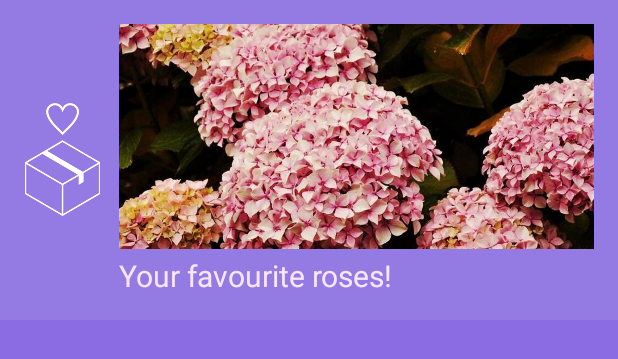
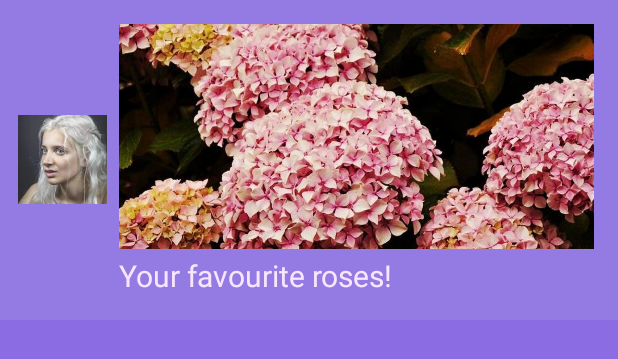
Before and after one commit to lsurvila/hack_cancer, an Android app: the layout layout_cheer.xml on its own in the app's theme, with its tools: preview values and no code run, on a phone screen of 412 x 824 dp. Shown: the top 359 px of the screen. Run offline under Robolectric (Android 15) with nearby library versions, the phone set to English and light mode, and no system bars.

Commit message:
- profile images

```diff
--- a/app/src/main/assets/cheers_response.json
+++ b/app/src/main/assets/cheers_response.json
@@ -1,7 +1,7 @@
 {
   cheers: [
     {
-      from_id: 3,
+      from_id: 4,
       to_id: 1,
       message_type: "freeText",
       message_text: "Just thinking of you."
@@ -19,7 +19,7 @@
       message_text: "Your favourite roses!"
     },
     {
-      from_id: 2,
+      from_id: 5,
       to_id: 1,
       message_type: "freeText",
       message_text: "Just thinking of you."
@@ -28,7 +28,7 @@
       from_id: 4,
       to_id: 1,
       message_type: "freeText",
-      message_text: "Just another message, stay strong Chris."
+      message_text: "Just another message, stay strong Darling."
     }
   ]
 }
--- a/app/src/main/java/co/hackcancer/hackcancer/CheersAdapter.java
+++ b/app/src/main/java/co/hackcancer/hackcancer/CheersAdapter.java
@@ -11,6 +11,7 @@ import android.widget.TextView;
 import java.util.ArrayList;
 import java.util.List;
 
+import co.hackcancer.hackcancer.network.ProfileImagesHolder;
 import co.hackcancer.hackcancer.network.response.Cheer;
 
 /**
@@ -56,14 +57,14 @@ public class CheersAdapter extends RecyclerView.Adapter<RecyclerView.ViewHolder>
                 CheerViewHolder textCheerViewHolder = (CheerViewHolder) viewHolder;
                 Cheer textCheer = getItem(position);
                 textCheerViewHolder.text.setText(textCheer.messageText);
-                textCheerViewHolder.profileImage.setImageResource(R.drawable.logo);
+                textCheerViewHolder.profileImage.setImageResource(ProfileImagesHolder.getInstance().getImage(textCheer.fromId));
                 textCheerViewHolder.image.setVisibility(View.GONE);
                 break;
             case VIEW_TYPE_IMAGE:
                 CheerViewHolder cheerViewHolder = (CheerViewHolder) viewHolder;
                 Cheer cheer = getItem(position);
                 cheerViewHolder.text.setText(cheer.messageText);
-                cheerViewHolder.profileImage.setImageResource(R.drawable.logo);
+                cheerViewHolder.profileImage.setImageResource(ProfileImagesHolder.getInstance().getImage(cheer.fromId));
                 cheerViewHolder.image.setImageResource(R.drawable.roses);
                 break;
         }
--- a/app/src/main/res/layout/layout_cheer.xml
+++ b/app/src/main/res/layout/layout_cheer.xml
@@ -14,8 +14,10 @@
         android:id="@+id/cheer_profile_image"
         android:layout_width="75dp"
         android:layout_height="75dp"
+        android:paddingLeft="8dp"
+        android:paddingRight="8dp"
         android:layout_gravity="center_vertical"
-        android:src="@drawable/logo" />
+        android:src="@drawable/profilepic_adriana" />
 
     <LinearLayout
         android:layout_width="wrap_content"
```
Also changed, not shown: app/src/main/java/co/hackcancer/hackcancer/network/ProfileImagesHolder.java (added, +31 -0 lines), app/src/main/res/drawable/profilepic_adriana.jpg (added), app/src/main/res/drawable/profilepic_chim.jpg (added), app/src/main/res/drawable/profilepic_chris.jpg (added), app/src/main/res/drawable/profilepic_joshua.jpg (added), app/src/main/res/drawable/profilepic_liudas.jpg (added).
